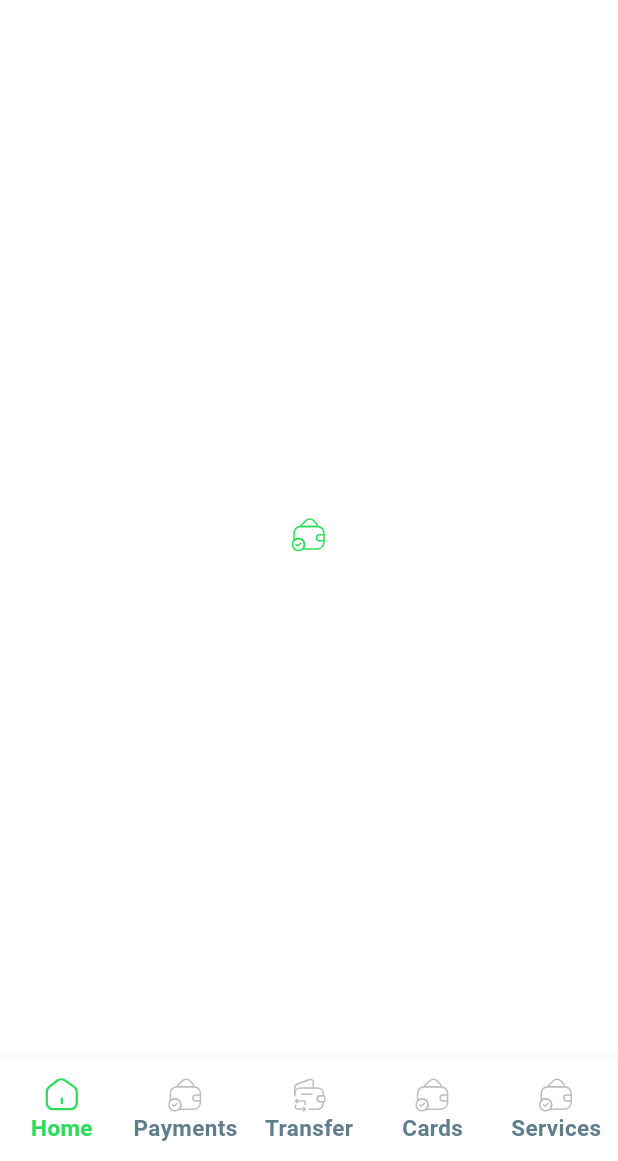
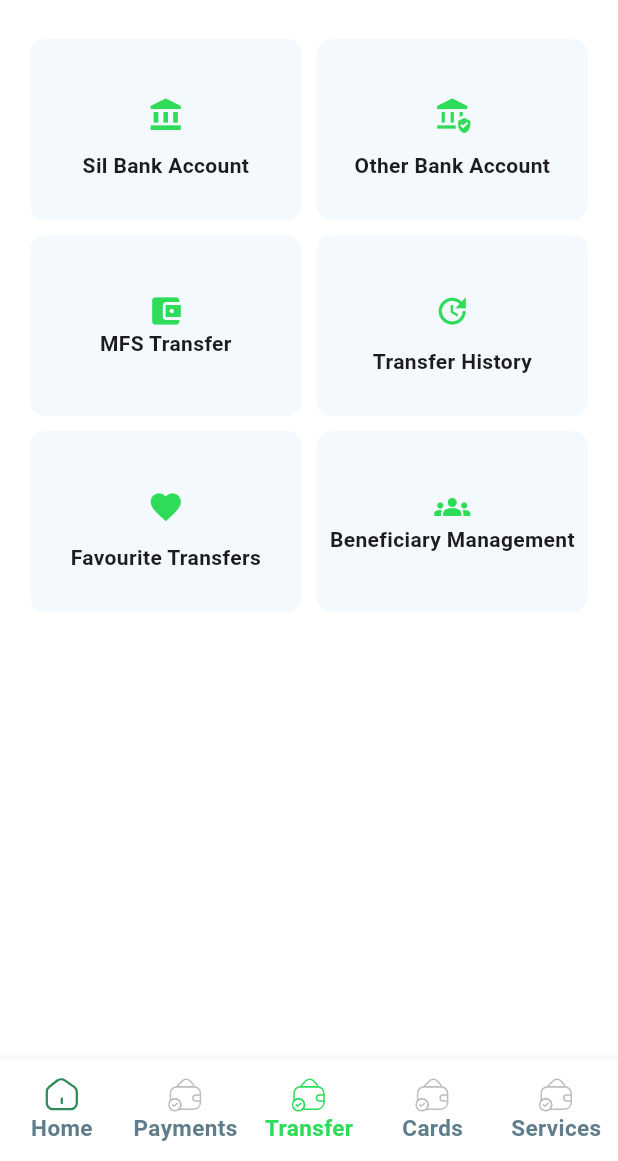
Before and after one commit to ridwan1178/rupali_bank_demo, a Flutter app: the LandingPage screen opened by its route, swiped to page 3, on a phone screen of 412 x 824 dp, the part 75-1236 px from its top. Run offline on Flutter 3.47's test engine with Material 3 defaults, Android fonts, the phone set to English and light mode, and no system bars; our stand-ins replace dots_indicator, flutter_easyloading, flutter_svg, go_router; generated files the repository leaves out were written again.

Commit message:
added beneficiary add, delete flows,fixed btnv bug

```diff
--- a/lib/core/configs/app_router_config.dart
+++ b/lib/core/configs/app_router_config.dart
@@ -39,6 +39,7 @@ class AppRouterConfig {
       LandingPageRoutes.landingPage,
       PaymentRoutes.paymentPage,
       TransferRoutes.transfersPage,
+      TransferRoutes.beneficiaryManagement,
       CardsRoutes.cardsPage,
       ServicesRoutes.servicesPage,
 
--- a/lib/landing_page/presentation/landing_page.dart
+++ b/lib/landing_page/presentation/landing_page.dart
@@ -4,7 +4,7 @@ import 'package:flutter/material.dart';
 import 'package:flutter/widgets.dart';
 import 'package:rupali_bank_demo/cards_page/cards_page.dart';
 import 'package:rupali_bank_demo/home_page/presentation/home_page.dart';
-
+import 'package:go_router/go_router.dart';
 import 'package:rupali_bank_demo/payments/payments_page.dart';
 import 'package:rupali_bank_demo/providers/homepage_account_statement_provider.dart';
 import 'package:rupali_bank_demo/services_page/services_page.dart';
@@ -35,6 +35,13 @@ class _LandingPageState extends State<LandingPage> {
   @override
   void initState() {
     context.read<HomepageAccountStatementProvider>().selectedDefault();
+    WidgetsBinding.instance.addPostFrameCallback((_) {
+      setState(() {
+        homepageIndex = GoRouterState.of(context).extra! as int;
+        homepageController.jumpToPage(homepageIndex);
+      });
+      print(' widget binding : $homepageIndex');
+    });
 
     super.initState();
   }
@@ -53,10 +60,16 @@ class _LandingPageState extends State<LandingPage> {
             height: 68,
             child: BasicBottomNavbar(
               pageController: homepageController,
+              pageIndex: homepageIndex,
             )),
         body: PageView(
           physics: const NeverScrollableScrollPhysics(),
           controller: homepageController,
+          onPageChanged: (index) {
+            setState(() {
+              homepageIndex = index;
+            });
+          },
           children: const [
             Homepage(),
             PaymentsPage(),
--- a/lib/signin/presentation/signin_page.dart
+++ b/lib/signin/presentation/signin_page.dart
@@ -66,7 +66,7 @@ class SigninPage extends StatelessWidget {
                 ),
                 ElevatedButton(
                     onPressed: () => {
-                      context.pushReplacementNamed(LandingPage.namedRoute)
+                      context.pushReplacementNamed(LandingPage.namedRoute, extra: 0)
 
                         },
                     child: Text(AppLocalizations.of(context)!.signin))
--- /dev/null
+++ b/lib/transfers/components/fund_transfer_options.dart
@@ -0,0 +1,170 @@
+import 'package:flutter/material.dart';
+import 'package:rupali_bank_demo/core/configs/app_colors.dart';
+import 'package:go_router/go_router.dart';
+import 'package:rupali_bank_demo/transfers/presentation/beneficiary_management/beneficiary_management_page.dart';
+
+class FundTransferOptions {
+  FundTransferOptions(this.context);
+  final BuildContext context;
+
+  late List<Widget> options;
+
+  List<Widget> getOptions() {
+    Widget silBankAccount = Container(
+      decoration: BoxDecoration(
+        color: const Color.fromARGB(15, 46, 156, 220),
+        borderRadius: BorderRadius.circular(10),
+      ),
+      child: Column(
+        mainAxisAlignment: MainAxisAlignment.center,
+        children: [
+          IconButton(
+            onPressed: () {},
+            icon: const Icon(
+              Icons.account_balance,
+              color: AppColors.primary,
+            ),
+          ),
+          const Text(
+            "Sil Bank Account",
+            style: TextStyle(fontSize: 14, fontWeight: FontWeight.w600),
+          )
+        ],
+      ),
+    );
+
+    Widget otherBankAccount = Container(
+      decoration: BoxDecoration(
+        color: const Color.fromARGB(15, 46, 156, 220),
+        borderRadius: BorderRadius.circular(10),
+      ),
+      child: Column(
+        mainAxisAlignment: MainAxisAlignment.center,
+        children: [
+          IconButton(
+            onPressed: () {},
+            icon: const Icon(
+              Icons.assured_workload,
+              color: AppColors.primary,
+            ),
+          ),
+          const Text(
+            "Other Bank Account",
+            style: TextStyle(fontSize: 14, fontWeight: FontWeight.w600),
+          )
+        ],
+      ),
+    );
+
+    Widget mfsTransfer = GestureDetector(
+      onTap: ()=>{},
+      child: Container(
+        decoration: BoxDecoration(
+          color: const Color.fromARGB(15, 46, 156, 220),
+          borderRadius: BorderRadius.circular(10),
+        ),
+        child: const Column(
+          mainAxisAlignment: MainAxisAlignment.center,
+          children: [
+            const Icon(
+                Icons.account_balance_wallet,
+                color: AppColors.primary,
+              ),
+
+            const Text(
+              "MFS Transfer",
+              style: TextStyle(fontSize: 14, fontWeight: FontWeight.w600),
+            )
+          ],
+        ),
+      ),
+    );
+
+    Widget transferHistory = Container(
+      decoration: BoxDecoration(
+        color: const Color.fromARGB(15, 46, 156, 220),
+        borderRadius: BorderRadius.circular(10),
+      ),
+      child: Column(
+        mainAxisAlignment: MainAxisAlignment.center,
+        children: [
+          IconButton(
+            onPressed: () {},
+            icon: const Icon(
+              Icons.update,
+              color: AppColors.primary,
+            ),
+          ),
+          const Text(
+            "Transfer History",
+            style: TextStyle(fontSize: 14, fontWeight: FontWeight.w600),
+          )
+        ],
+      ),
+    );
+
+    Widget favTransfers = Container(
+      decoration: BoxDecoration(
+        color: const Color.fromARGB(15, 46, 156, 220),
+        borderRadius: BorderRadius.circular(10),
+      ),
+      child: Column(
+        mainAxisAlignment: MainAxisAlignment.center,
+        children: [
+          IconButton(
+            onPressed: () {},
+            icon: const Icon(
+              Icons.favorite,
+              color: AppColors.primary,
+            ),
+          ),
+          const Text(
+            "Favourite Transfers",
+            style: TextStyle(fontSize: 14, fontWeight: FontWeight.w600),
+          )
+        ],
+      ),
+    );
+
+    Widget benficiaryManagement = GestureDetector(
+      onTap: () {
+        pushNamed(BeneficiaryManagement.namedRoute);
+      },
+      child: Container(
+        decoration: BoxDecoration(
+          color: const Color.fromARGB(15, 46, 156, 220),
+          borderRadius: BorderRadius.circular(10),
+        ),
+        child:const  Column(
+          mainAxisAlignment: MainAxisAlignment.center,
+          children: [
+            const Icon(
+                Icons.groups,
+                color: AppColors.primary,
+              ),
+
+            const Text(
+              "Beneficiary Management",
+              style: TextStyle(fontSize: 14, fontWeight: FontWeight.w600),
+            )
+          ],
+        ),
+      ),
+    );
+
+    return options = [
+      silBankAccount,
+      otherBankAccount,
+      mfsTransfer,
+      transferHistory,
+      favTransfers,
+      benficiaryManagement
+    ];
+  }
+
+  void pushNamed(String namedRoute) {
+    context.pushNamed(namedRoute);
+  }
+
+
+}
--- a/lib/transfers/configs/transfer_page_routes.dart
+++ b/lib/transfers/configs/transfer_page_routes.dart
@@ -1,5 +1,10 @@
 import 'package:flutter/material.dart';
 import 'package:go_router/go_router.dart';
+import 'package:rupali_bank_demo/transfers/presentation/beneficiary_management/add_beneficiary_page.dart';
+import 'package:rupali_bank_demo/transfers/presentation/beneficiary_management/beneficiary_details/add_beneficiary_details_page.dart';
+import 'package:rupali_bank_demo/transfers/presentation/beneficiary_management/beneficiary_details/delete_beneficiary_list.dart';
+import 'package:rupali_bank_demo/transfers/presentation/beneficiary_management/beneficiary_management_page.dart';
+import 'package:rupali_bank_demo/transfers/presentation/beneficiary_management/delete_beneficiary_page.dart';
 
 import 'package:rupali_bank_demo/transfers/presentation/transfers_page.dart';
 
@@ -11,4 +16,50 @@ class TransferRoutes {
       return const TransfersPage();
     },
   );
+
+  static final beneficiaryManagement = GoRoute(
+    path: BeneficiaryManagement.path,
+    name: BeneficiaryManagement.namedRoute,
+    builder: (context, state) {
+      return BeneficiaryManagement();
+    },
+    routes: [
+      addBeneficiaryPage,
+      deleteBeneficiaryPage
+    ]
+  );
+
+    static final GoRoute addBeneficiaryPage = GoRoute(
+    name: AddBeneficiaryPage.namedRoute,
+    path: AddBeneficiaryPage.path,
+    builder: (BuildContext context, GoRouterState state) {
+      return const AddBeneficiaryPage();
+    },
+    routes: [addBeneficiaryDetailsPage]
+  );
+
+      static final GoRoute addBeneficiaryDetailsPage = GoRoute(
+    name: AddBeneficiaryDetailsPage.namedRoute,
+    path: AddBeneficiaryDetailsPage.path,
+    builder: (BuildContext context, GoRouterState state) {
+      return const AddBeneficiaryDetailsPage();
+    },
+  );
+
+    static final GoRoute deleteBeneficiaryPage = GoRoute(
+    name: DeleteBeneficiaryPage.namedRoute,
+    path: DeleteBeneficiaryPage.path,
+    builder: (BuildContext context, GoRouterState state) {
+      return const DeleteBeneficiaryPage();
+    },
+    routes: [deleteBeneficiaryList]
+  );
+
+      static final GoRoute deleteBeneficiaryList = GoRoute(
+    name: DeleteBeneficiaryList.namedRoute,
+    path: DeleteBeneficiaryList.path,
+    builder: (BuildContext context, GoRouterState state) {
+      return const DeleteBeneficiaryList();
+    },
+  );
 }
--- a/lib/transfers/presentation/transfers_page.dart
+++ b/lib/transfers/presentation/transfers_page.dart
@@ -1,6 +1,7 @@
 import 'package:flutter/cupertino.dart';
 import 'package:flutter/material.dart';
 import 'package:rupali_bank_demo/core/configs/app_icons.dart';
+import 'package:rupali_bank_demo/transfers/components/fund_transfer_options.dart';
 import 'package:rupali_bank_demo/utils/appbar_widgets/page_title_wiget.dart';
 import 'package:rupali_bank_demo/utils/basic_appbar.dart';
 
@@ -19,7 +20,37 @@ class TransfersPage extends StatelessWidget {
           centerTitle: pageTitle.centerTitle,
         ),
         body: Center(
-          child: AppIcons.transferActive,
+          child: gridView(context)
         ));
   }
+
+    Widget gridView(BuildContext context) {
+    //List<Widget> items = [];
+    // for (var i = 0; i < count; i++) {
+    //   items.add(Container(
+    //     height: 45,
+    //     width: 75,
+    //     decoration: BoxDecoration(
+    //       color: const Color.fromARGB(15, 46, 156, 220),
+    //       borderRadius: BorderRadius.circular(10),
+    //     ),
+    //     child: const Column(
+    //       mainAxisAlignment: MainAxisAlignment.center,
+    //       children: [Text("Total withdrawal"), Text("420k")],
+    //     ),
+    //   ));
+    // }
+    return Padding(
+      padding: const EdgeInsets.all(20.0),
+      child: GridView.count(
+        childAspectRatio: 1.5, //1.81,
+        crossAxisCount: 2,
+        crossAxisSpacing: 10,
+        mainAxisSpacing: 10,
+        children: FundTransferOptions(context).getOptions()
+
+
+      ),
+    );
+  }
 }
--- a/lib/utils/basic_appbar.dart
+++ b/lib/utils/basic_appbar.dart
@@ -4,27 +4,38 @@ import 'package:rupali_bank_demo/core/configs/app_icons.dart';
 
 class BasicAppbar extends StatelessWidget implements PreferredSizeWidget {
   final Widget? title;
-  final dynamic route;
+  final String? route;
+  final dynamic extra;
   final bool hideBackButton;
   final bool? centerTitle;
   // final bool showProfilePic;
   final Widget? profilePic;
   const BasicAppbar(
-      {this.title, super.key, this.route, required this.hideBackButton, this.profilePic, this.centerTitle});
+      {this.title,
+      super.key,
+      this.route,
+      required this.hideBackButton,
+      this.profilePic,
+      this.centerTitle,
+      this.extra});
 
   @override
   Widget build(BuildContext context) {
+    String routeNamed = route ?? "";
     return AppBar(
         toolbarHeight: 64,
         backgroundColor: Colors.transparent,
         elevation: 0,
         centerTitle: centerTitle ?? false,
         title: title,
-        leading:  profilePic ?? (hideBackButton
+        leading: profilePic ??
+            (hideBackButton
                 ? null
                 : IconButton(
                     onPressed: () {
-                  route ?? context.pop();
+                      (route != null)
+                          ? context.goNamed(routeNamed, extra: extra)
+                          : context.pop();
                     },
                     icon: AppIcons.backButton
                     // const Icon(Icons.arrow_back)
--- a/lib/utils/basic_bottom_navbar.dart
+++ b/lib/utils/basic_bottom_navbar.dart
@@ -4,15 +4,15 @@ import 'package:flutter/cupertino.dart';
 import 'package:flutter/material.dart';
 import 'package:flutter/widgets.dart';
 import 'package:go_router/go_router.dart';
-import 'package:rupali_bank_demo/cards_page/cards_page.dart';
+
 import 'package:rupali_bank_demo/core/configs/app_icons.dart';
-import 'package:rupali_bank_demo/landing_page/presentation/landing_page.dart';
-import 'package:rupali_bank_demo/payments/payments_page.dart';
-import 'package:rupali_bank_demo/services_page/services_page.dart';
-import 'package:rupali_bank_demo/transfers/presentation/transfers_page.dart';
 
 class BasicBottomNavbar extends StatefulWidget {
-  BasicBottomNavbar({super.key, required this.pageController, this.pageIndex});
+  BasicBottomNavbar({
+    super.key,
+    required this.pageController,
+    this.pageIndex,
+  });
   PageController? pageController;
   int? pageIndex;
   int _navBarIndex = 0;
@@ -46,6 +46,9 @@ class _BasicBottomNavbarState extends State<BasicBottomNavbar> {
 
   @override
   Widget build(BuildContext context) {
+    if (widget.pageIndex != null) {
+      widget._navBarIndex = widget.pageIndex!;
+    }
     // TODO: implement build
     return BottomNavigationBar(
       items: [
@@ -79,6 +82,7 @@ class _BasicBottomNavbarState extends State<BasicBottomNavbar> {
             widget._refeshKey = UniqueKey();
           }
 
+
           // _selectRoute(widget._navBarIndex);
         });
       },
```
Also changed, not shown: lib/transfers/components/beneficiary_management_options.dart (added, +80 -0 lines), lib/transfers/presentation/beneficiary_management/add_beneficiary_page.dart (added, +77 -0 lines), lib/transfers/presentation/beneficiary_management/beneficiary_details/add_beneficiary_details_page.dart (added, +33 -0 lines), lib/transfers/presentation/beneficiary_management/beneficiary_details/delete_beneficiary_list.dart (added, +20 -0 lines), lib/transfers/presentation/beneficiary_management/beneficiary_management_page.dart (added, +32 -0 lines), lib/transfers/presentation/beneficiary_management/delete_beneficiary_page.dart (added, +72 -0 lines). Lines whose indentation alone changed are shown as unchanged.
